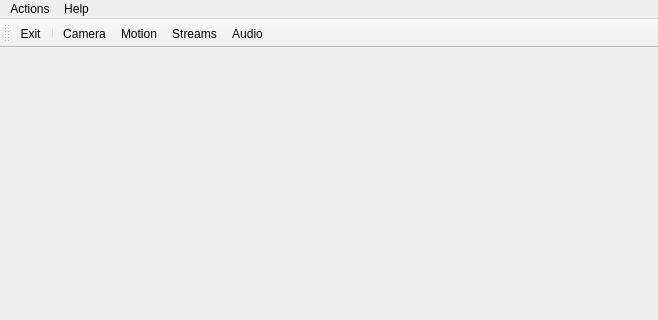
This is SyntroLCamGS/SyntroLCam.ui in robotage/SyntroApps as Qt 5 draws it before an edit; both pictures show x 0 to 658 and y 0 to 320 of the 658 by 562 pixel window. The edited form follows.
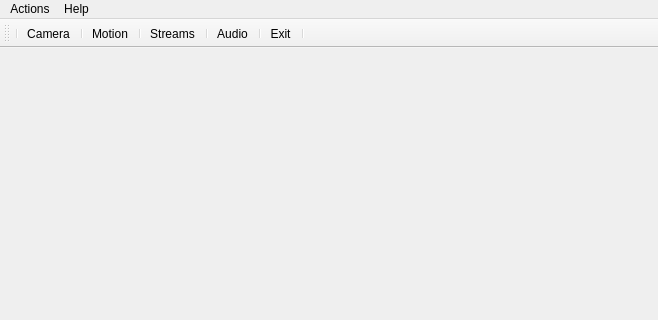
This is the edited form.

```diff
--- a/SyntroLCamGS/SyntroLCam.ui
+++ b/SyntroLCamGS/SyntroLCam.ui
@@ -67,12 +67,17 @@
    <attribute name="toolBarBreak">
     <bool>false</bool>
    </attribute>
-   <addaction name="actionExit"/>
    <addaction name="separator"/>
    <addaction name="actionConfigureCamera"/>
+   <addaction name="separator"/>
    <addaction name="actionConfigureMotion"/>
+   <addaction name="separator"/>
    <addaction name="actionConfigureStreams"/>
+   <addaction name="separator"/>
    <addaction name="actionConfigureAudio"/>
+   <addaction name="separator"/>
+   <addaction name="actionExit"/>
+   <addaction name="separator"/>
   </widget>
   <action name="actionStartCapture">
    <property name="text">
```
